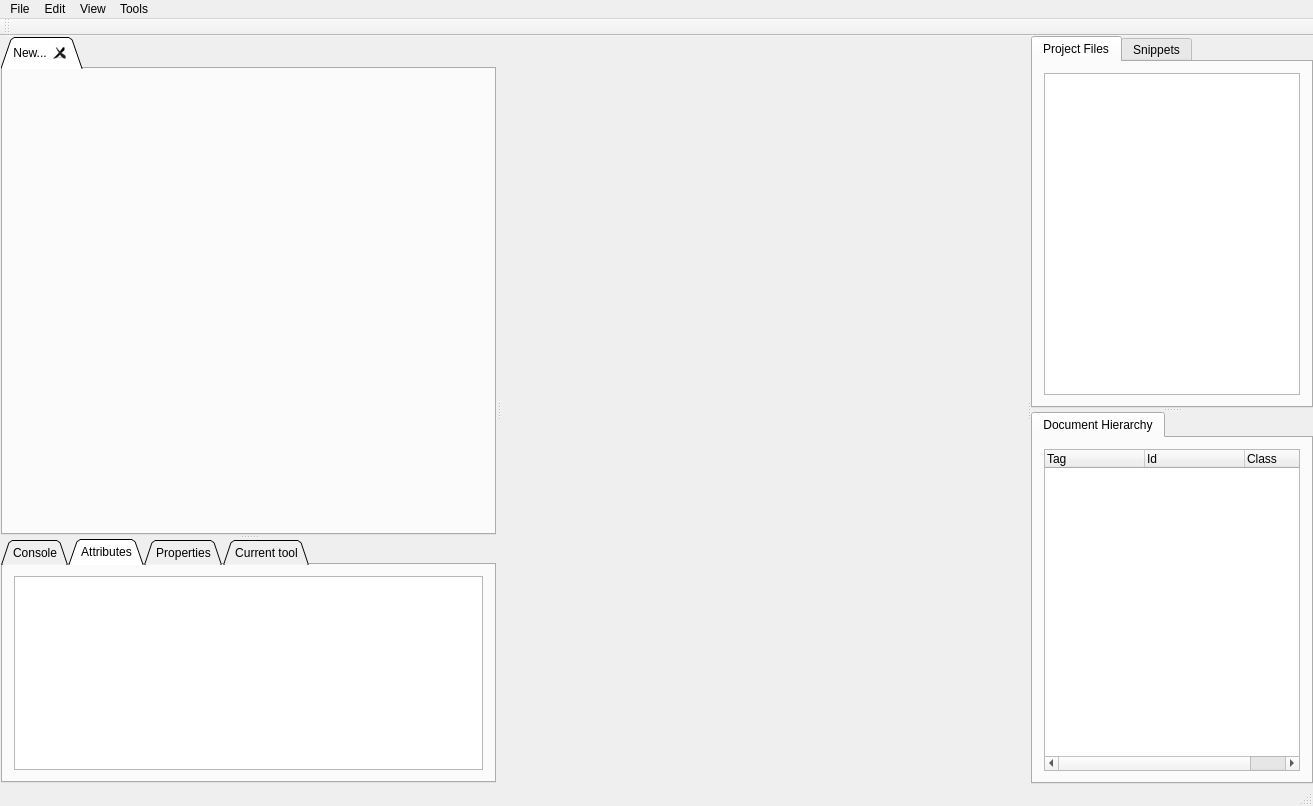
This is ui/rockete.ui in harmy/Rockete as Qt 5 draws it before an edit. The edited form follows.
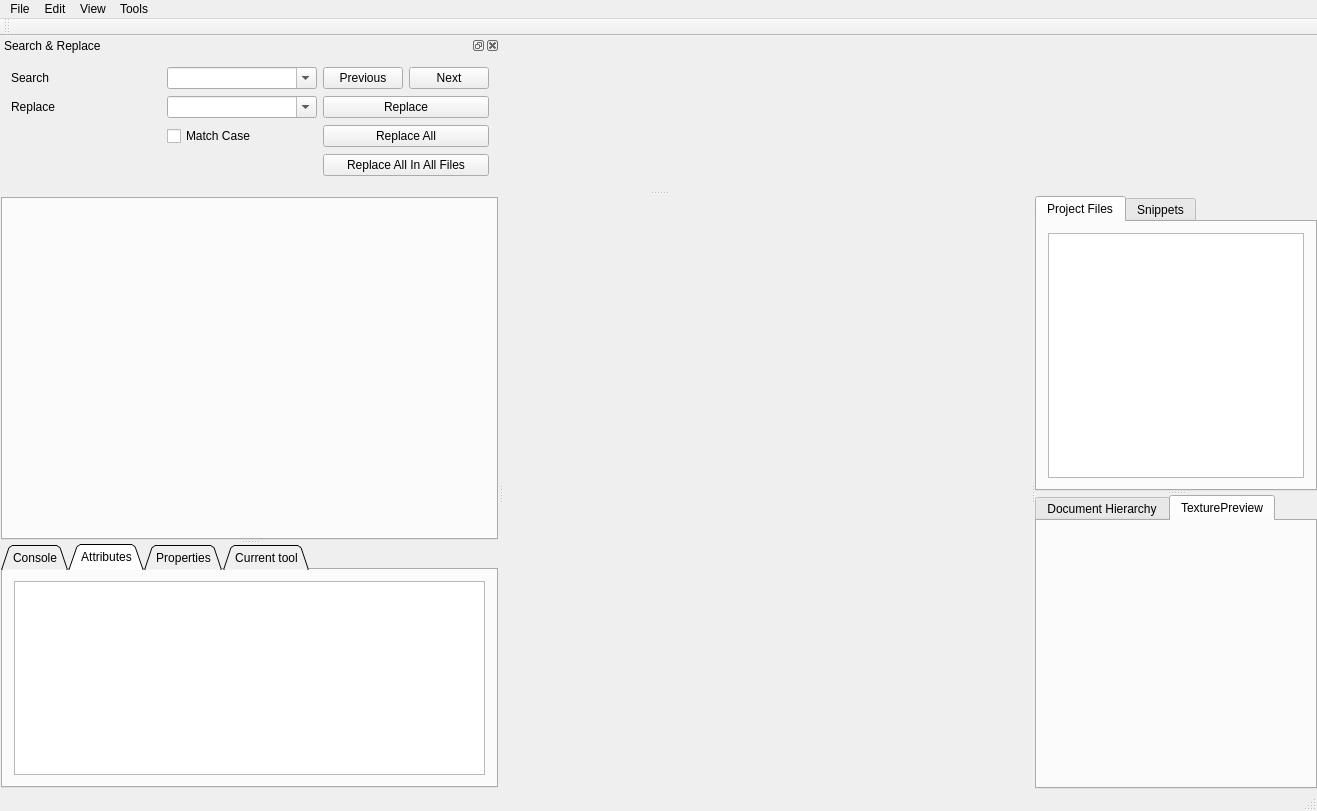
This is the edited form. The open tabs and pages were chosen to show the change. Icons and pictures are not drawn. Custom widgets are drawn as their Qt base class.

Commit message: search & replace added icons preview texture as icon or in preview tab does not check correctness in non-rml/rcss files snippets editable & updated automatically on save find next/previous now use F3/shift-F3; tools bound to F9+ fixed "no file opened" crash on exit

```diff
--- a/ui/rockete.ui
+++ b/ui/rockete.ui
@@ -6,8 +6,8 @@
    <rect>
     <x>0</x>
     <y>0</y>
-    <width>1313</width>
-    <height>806</height>
+    <width>1317</width>
+    <height>811</height>
    </rect>
   </property>
   <property name="windowTitle">
@@ -68,11 +68,6 @@
            <property name="movable">
             <bool>true</bool>
            </property>
-           <widget class="QWidget" name="tab">
-            <attribute name="title">
-             <string>New...</string>
-            </attribute>
-           </widget>
           </widget>
           <widget class="QTabWidget" name="bottomTabWidget">
            <property name="minimumSize">
@@ -160,14 +155,34 @@
          <layout class="QHBoxLayout" name="horizontalLayout_2">
           <item>
            <widget class="QTreeWidget" name="projectFilesTreeWidget">
+            <property name="iconSize">
+             <size>
+              <width>30</width>
+              <height>30</height>
+             </size>
+            </property>
+            <property name="indentation">
+             <number>10</number>
+            </property>
             <property name="headerHidden">
              <bool>true</bool>
             </property>
+            <property name="columnCount">
+             <number>2</number>
+            </property>
+            <attribute name="headerDefaultSectionSize">
+             <number>75</number>
+            </attribute>
             <column>
              <property name="text">
               <string notr="true">1</string>
              </property>
             </column>
+            <column>
+             <property name="text">
+              <string notr="true">2</string>
+             </property>
+            </column>
            </widget>
           </item>
          </layout>
@@ -222,7 +237,7 @@
        </widget>
        <widget class="QTabWidget" name="tabWidget_2">
         <property name="currentIndex">
-         <number>0</number>
+         <number>1</number>
         </property>
         <widget class="QWidget" name="tab_7">
          <attribute name="title">
@@ -241,13 +256,13 @@
              <number>10</number>
             </property>
             <property name="headerHidden">
-             <bool>false</bool>
+             <bool>true</bool>
             </property>
             <property name="expandsOnDoubleClick">
              <bool>false</bool>
             </property>
             <attribute name="headerVisible">
-             <bool>true</bool>
+             <bool>false</bool>
             </attribute>
             <attribute name="headerDefaultSectionSize">
              <number>100</number>
@@ -274,6 +289,29 @@
           </item>
          </layout>
         </widget>
+        <widget class="QWidget" name="tab">
+         <attribute name="title">
+          <string>TexturePreview</string>
+         </attribute>
+         <layout class="QVBoxLayout" name="verticalLayout">
+          <item>
+           <widget class="QLabel" name="texturePreviewLabel">
+            <property name="minimumSize">
+             <size>
+              <width>1</width>
+              <height>1</height>
+             </size>
+            </property>
+            <property name="text">
+             <string/>
+            </property>
+            <property name="alignment">
+             <set>Qt::AlignCenter</set>
+            </property>
+           </widget>
+          </item>
+         </layout>
+        </widget>
        </widget>
       </widget>
      </widget>
@@ -285,7 +323,7 @@
     <rect>
      <x>0</x>
      <y>0</y>
-     <width>1313</width>
+     <width>1317</width>
      <height>21</height>
     </rect>
    </property>
@@ -368,6 +406,144 @@
    </attribute>
   </widget>
   <widget class="QStatusBar" name="statusBar"/>
+  <widget class="QDockWidget" name="searchReplaceDockWidget">
+   <property name="minimumSize">
+    <size>
+     <width>307</width>
+     <height>154</height>
+    </size>
+   </property>
+   <property name="maximumSize">
+    <size>
+     <width>500</width>
+     <height>500</height>
+    </size>
+   </property>
+   <property name="focusPolicy">
+    <enum>Qt::NoFocus</enum>
+   </property>
+   <property name="visible">
+    <bool>false</bool>
+   </property>
+   <property name="floating">
+    <bool>true</bool>
+   </property>
+   <property name="allowedAreas">
+    <set>Qt::NoDockWidgetArea</set>
+   </property>
+   <property name="windowTitle">
+    <string notr="true">Search &amp; Replace</string>
+   </property>
+   <attribute name="dockWidgetArea">
+    <number>4</number>
+   </attribute>
+   <widget class="QWidget" name="dockWidgetContents">
+    <layout class="QHBoxLayout" name="horizontalLayout_3">
+     <item>
+      <layout class="QGridLayout" name="gridLayout_4">
+       <item row="0" column="1">
+        <widget class="QComboBox" name="searchComboBox">
+         <property name="focusPolicy">
+          <enum>Qt::WheelFocus</enum>
+         </property>
+         <property name="editable">
+          <bool>true</bool>
+         </property>
+         <property name="currentIndex">
+          <number>-1</number>
+         </property>
+         <property name="insertPolicy">
+          <enum>QComboBox::InsertAtTop</enum>
+         </property>
+         <property name="sizeAdjustPolicy">
+          <enum>QComboBox::AdjustToMinimumContentsLength</enum>
+         </property>
+        </widget>
+       </item>
+       <item row="1" column="1">
+        <widget class="QComboBox" name="replaceComboBox">
+         <property name="focusPolicy">
+          <enum>Qt::WheelFocus</enum>
+         </property>
+         <property name="editable">
+          <bool>true</bool>
+         </property>
+         <property name="insertPolicy">
+          <enum>QComboBox::InsertAtTop</enum>
+         </property>
+         <property name="sizeAdjustPolicy">
+          <enum>QComboBox::AdjustToMinimumContentsLength</enum>
+         </property>
+        </widget>
+       </item>
+       <item row="0" column="2">
+        <layout class="QHBoxLayout" name="horizontalLayout_4">
+         <item>
+          <widget class="QPushButton" name="findPreviousButton">
+           <property name="focusPolicy">
+            <enum>Qt::StrongFocus</enum>
+           </property>
+           <property name="text">
+            <string>Previous</string>
+           </property>
+          </widget>
+         </item>
+         <item>
+          <widget class="QPushButton" name="findNextButton">
+           <property name="text">
+            <string>Next</string>
+           </property>
+          </widget>
+         </item>
+        </layout>
+       </item>
+       <item row="1" column="2">
+        <widget class="QPushButton" name="replaceButton">
+         <property name="text">
+          <string>Replace</string>
+         </property>
+        </widget>
+       </item>
+       <item row="2" column="1">
+        <widget class="QCheckBox" name="matchCaseCheckBox">
+         <property name="text">
+          <string>Match Case</string>
+         </property>
+        </widget>
+       </item>
+       <item row="2" column="2">
+        <widget class="QPushButton" name="replaceAllButton">
+         <property name="text">
+          <string>Replace All</string>
+         </property>
+        </widget>
+       </item>
+       <item row="3" column="2">
+        <widget class="QPushButton" name="replaceAllInAllButton">
+         <property name="text">
+          <string>Replace All In All Files</string>
+         </property>
+        </widget>
+       </item>
+       <item row="0" column="0">
+        <widget class="QLabel" name="label">
+         <property name="text">
+          <string>Search</string>
+         </property>
+        </widget>
+       </item>
+       <item row="1" column="0">
+        <widget class="QLabel" name="label_2">
+         <property name="text">
+          <string>Replace</string>
+         </property>
+        </widget>
+       </item>
+      </layout>
+     </item>
+    </layout>
+   </widget>
+  </widget>
   <action name="actionOpen">
    <property name="icon">
     <iconset resource="../rockete.qrc">
```
Left out of the diff: 132 changed lines with no effect on the pictures. The commit also changes 18 other files.
